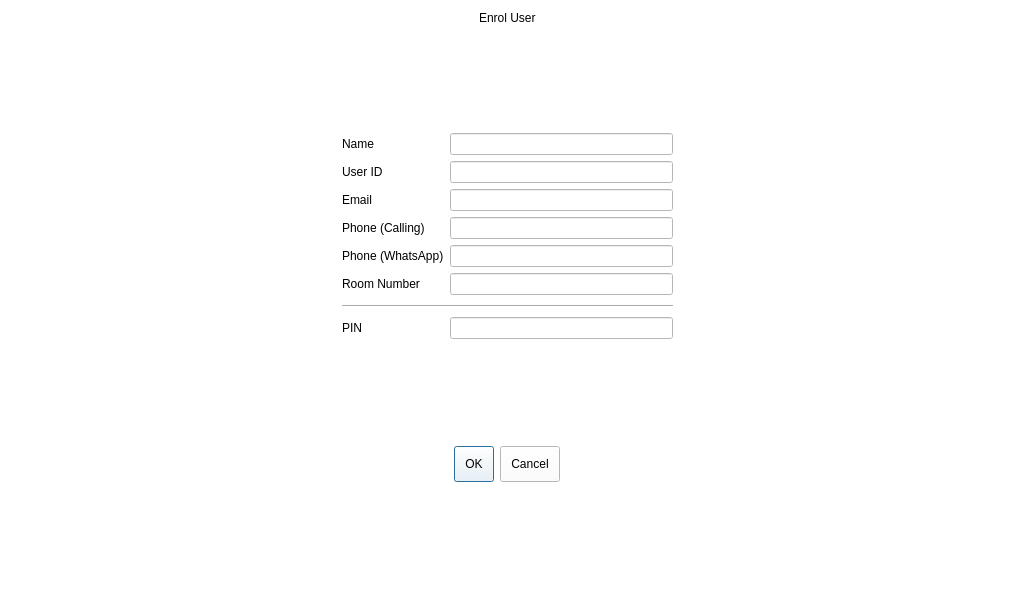
First picture: the form in enrol.ui, repository arc-bphc/sims-gui, before the edit.
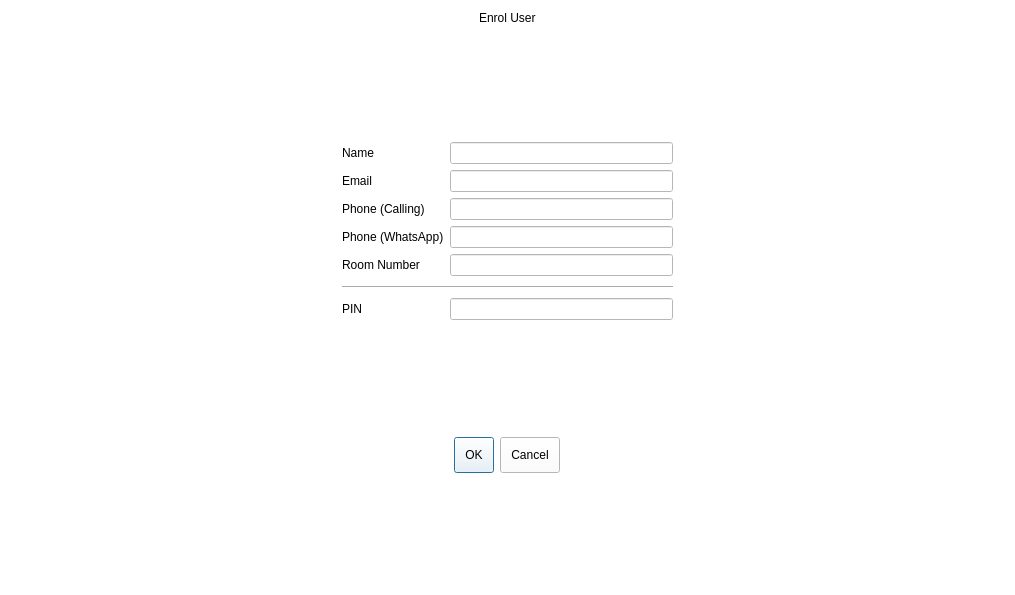
Second picture: the form after the edit.

```diff
--- a/enrol.ui
+++ b/enrol.ui
@@ -59,52 +59,11 @@
      </item>
      <item row="2" column="0">
       <layout class="QGridLayout" name="gridLayout_2">
-       <item row="7" column="1">
-        <widget class="QLineEdit" name="pin">
-         <property name="maxLength">
-          <number>4</number>
-         </property>
-         <property name="echoMode">
-          <enum>QLineEdit::Password</enum>
-         </property>
-        </widget>
-       </item>
-       <item row="1" column="1">
-        <widget class="QLineEdit" name="userID"/>
-       </item>
-       <item row="7" column="0">
-        <widget class="QLabel" name="label_2">
-         <property name="text">
-          <string>PIN</string>
-         </property>
-        </widget>
-       </item>
-       <item row="3" column="0">
-        <widget class="QLabel" name="label_7">
-         <property name="text">
-          <string>Phone (Calling)</string>
-         </property>
-        </widget>
-       </item>
-       <item row="3" column="1">
-        <widget class="QLineEdit" name="phoneCall"/>
-       </item>
-       <item row="4" column="0">
-        <widget class="QLabel" name="label_8">
-         <property name="text">
-          <string>Phone (WhatsApp)</string>
-         </property>
-        </widget>
-       </item>
-       <item row="2" column="0">
-        <widget class="QLabel" name="label_6">
-         <property name="text">
-          <string>Email</string>
-         </property>
-        </widget>
+       <item row="4" column="1">
+        <widget class="QLineEdit" name="roomNumber"/>
        </item>
        <item row="2" column="1">
-        <widget class="QLineEdit" name="email"/>
+        <widget class="QLineEdit" name="phoneCall"/>
        </item>
        <item row="0" column="1">
         <widget class="QLineEdit" name="name">
@@ -113,34 +72,14 @@
          </property>
         </widget>
        </item>
-       <item row="0" column="0">
-        <widget class="QLabel" name="label_9">
+       <item row="2" column="0">
+        <widget class="QLabel" name="label_7">
          <property name="text">
-          <string>Name</string>
+          <string>Phone (Calling)</string>
          </property>
         </widget>
        </item>
-       <item row="4" column="1">
-        <widget class="QLineEdit" name="phoneWhatsApp"/>
-       </item>
-       <item row="5" column="0">
-        <widget class="QLabel" name="label_10">
-         <property name="text">
-          <string>Room Number</string>
-         </property>
-        </widget>
-       </item>
-       <item row="5" column="1">
-        <widget class="QLineEdit" name="roomNumber"/>
-       </item>
-       <item row="1" column="0">
-        <widget class="QLabel" name="label">
-         <property name="text">
-          <string>User ID</string>
-         </property>
-        </widget>
-       </item>
-       <item row="6" column="0" colspan="2">
+       <item row="5" column="0" colspan="2">
         <widget class="Line" name="line">
          <property name="minimumSize">
           <size>
@@ -156,6 +95,57 @@
          </property>
         </widget>
        </item>
+       <item row="0" column="0">
+        <widget class="QLabel" name="label_9">
+         <property name="text">
+          <string>Name</string>
+         </property>
+        </widget>
+       </item>
+       <item row="3" column="1">
+        <widget class="QLineEdit" name="phoneWhatsApp"/>
+       </item>
+       <item row="6" column="1">
+        <widget class="QLineEdit" name="pin">
+         <property name="maxLength">
+          <number>4</number>
+         </property>
+         <property name="echoMode">
+          <enum>QLineEdit::Password</enum>
+         </property>
+        </widget>
+       </item>
+       <item row="1" column="1">
+        <widget class="QLineEdit" name="email"/>
+       </item>
+       <item row="3" column="0">
+        <widget class="QLabel" name="label_8">
+         <property name="text">
+          <string>Phone (WhatsApp)</string>
+         </property>
+        </widget>
+       </item>
+       <item row="4" column="0">
+        <widget class="QLabel" name="label_10">
+         <property name="text">
+          <string>Room Number</string>
+         </property>
+        </widget>
+       </item>
+       <item row="6" column="0">
+        <widget class="QLabel" name="label_2">
+         <property name="text">
+          <string>PIN</string>
+         </property>
+        </widget>
+       </item>
+       <item row="1" column="0">
+        <widget class="QLabel" name="label_6">
+         <property name="text">
+          <string>Email</string>
+         </property>
+        </widget>
+       </item>
       </layout>
      </item>
      <item row="1" column="0">
```
Left out of the diff: 8 changed lines with no effect on the pictures.
